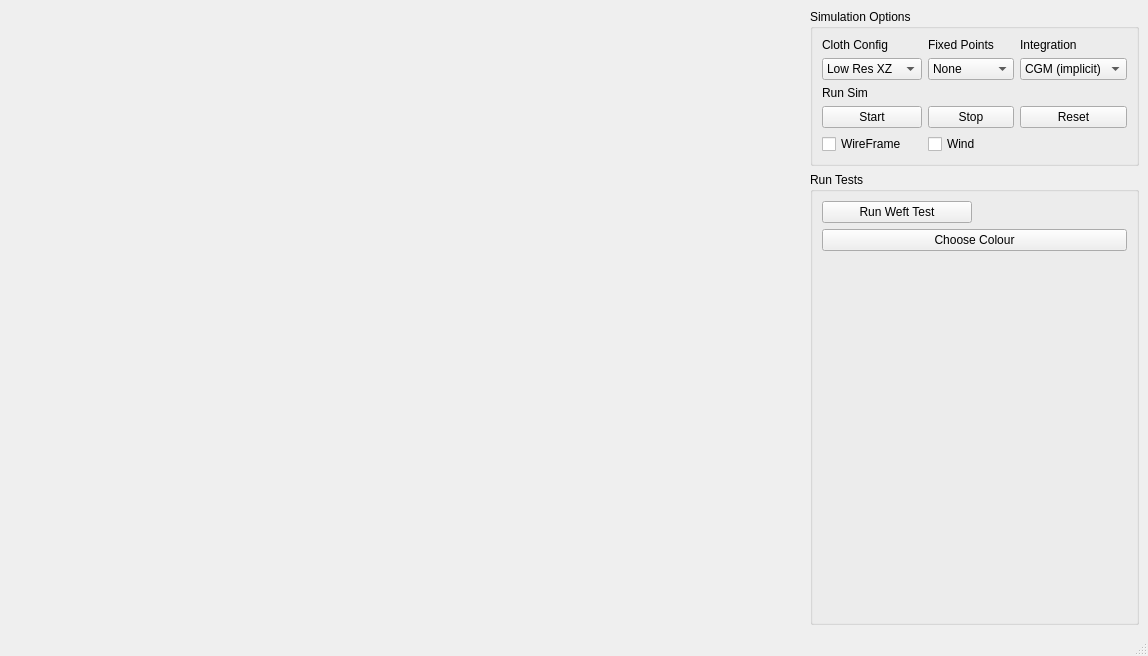
Above: gnatvCloth/ui/MainWindow.ui from rstrohkorb/GNATV_cloth_sim before the change. Below: the same form after it.
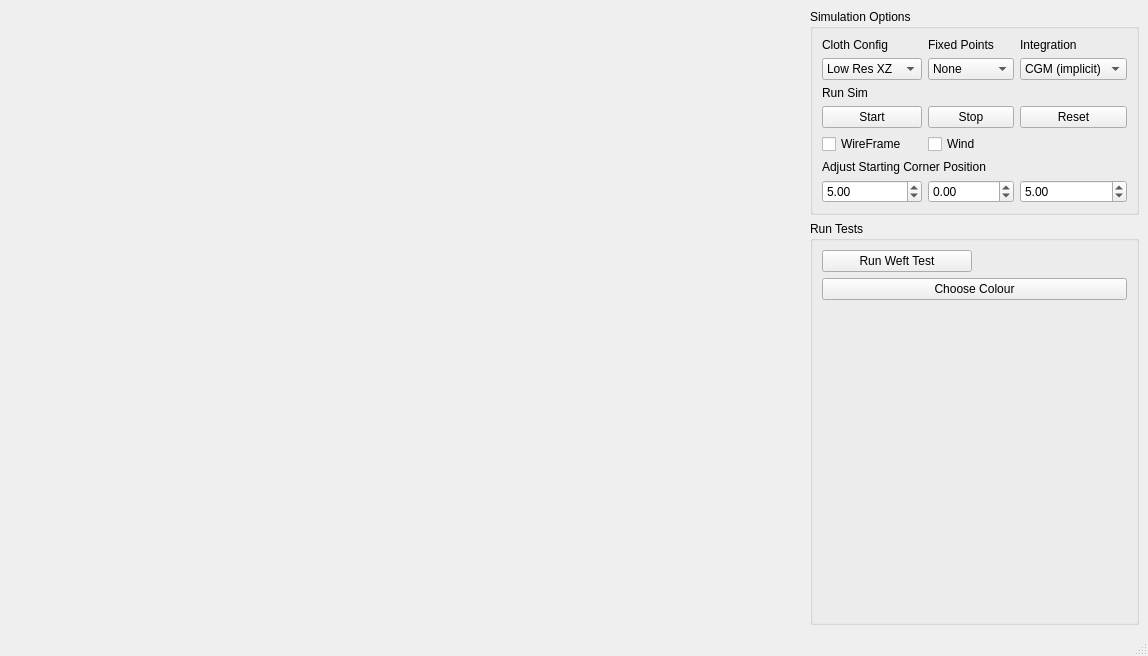
That is the form after the change.

What changed in the file:
```diff
--- a/gnatvCloth/ui/MainWindow.ui
+++ b/gnatvCloth/ui/MainWindow.ui
@@ -131,6 +131,20 @@
          </property>
         </widget>
        </item>
+       <item row="1" column="2">
+        <widget class="QComboBox" name="m_intMethodSelect">
+         <item>
+          <property name="text">
+           <string>CGM (implicit)</string>
+          </property>
+         </item>
+         <item>
+          <property name="text">
+           <string>RK4 (explicit)</string>
+          </property>
+         </item>
+        </widget>
+       </item>
        <item row="0" column="1">
         <widget class="QLabel" name="label_5">
          <property name="text">
@@ -145,18 +159,47 @@
          </property>
         </widget>
        </item>
-       <item row="1" column="2">
-        <widget class="QComboBox" name="m_intMethodSelect">
-         <item>
-          <property name="text">
-           <string>CGM (implicit)</string>
-          </property>
-         </item>
-         <item>
-          <property name="text">
-           <string>RK4 (explicit)</string>
-          </property>
-         </item>
+       <item row="6" column="0">
+        <widget class="QDoubleSpinBox" name="m_cornerX">
+         <property name="minimum">
+          <double>-20.000000000000000</double>
+         </property>
+         <property name="maximum">
+          <double>20.000000000000000</double>
+         </property>
+         <property name="value">
+          <double>5.000000000000000</double>
+         </property>
+        </widget>
+       </item>
+       <item row="6" column="1">
+        <widget class="QDoubleSpinBox" name="m_cornerY">
+         <property name="minimum">
+          <double>-20.000000000000000</double>
+         </property>
+         <property name="maximum">
+          <double>20.000000000000000</double>
+         </property>
+        </widget>
+       </item>
+       <item row="6" column="2">
+        <widget class="QDoubleSpinBox" name="m_cornerZ">
+         <property name="minimum">
+          <double>-20.000000000000000</double>
+         </property>
+         <property name="maximum">
+          <double>20.000000000000000</double>
+         </property>
+         <property name="value">
+          <double>5.000000000000000</double>
+         </property>
+        </widget>
+       </item>
+       <item row="5" column="0" colspan="3">
+        <widget class="QLabel" name="label_2">
+         <property name="text">
+          <string>Adjust Starting Corner Position</string>
+         </property>
         </widget>
        </item>
       </layout>
```
